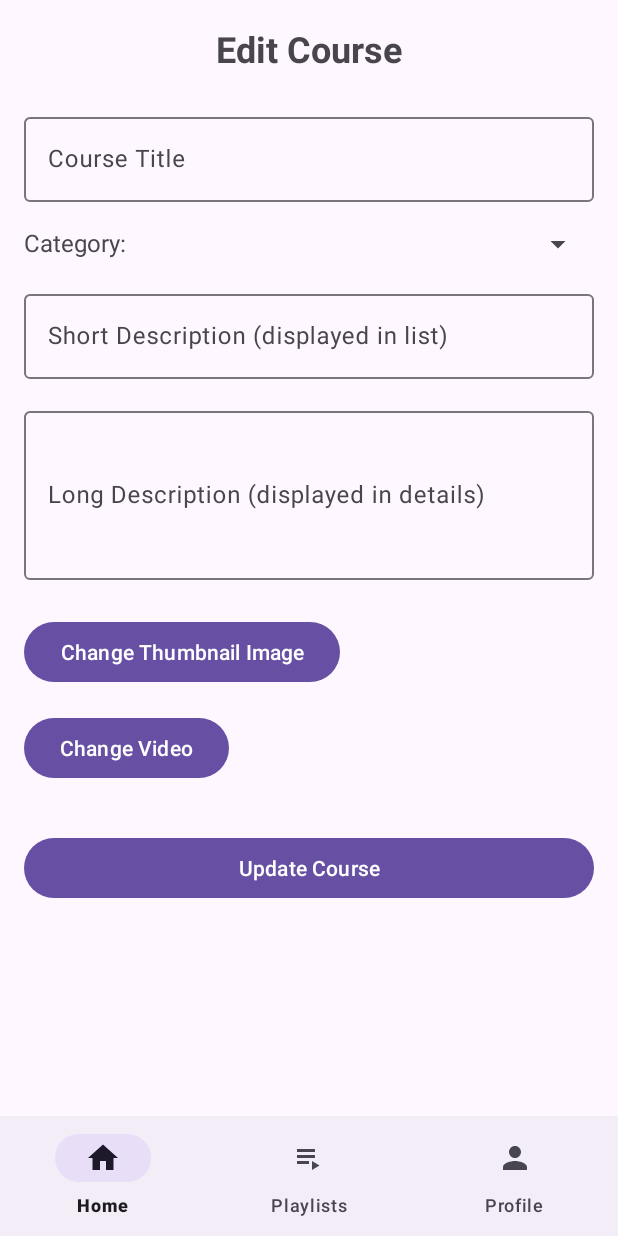
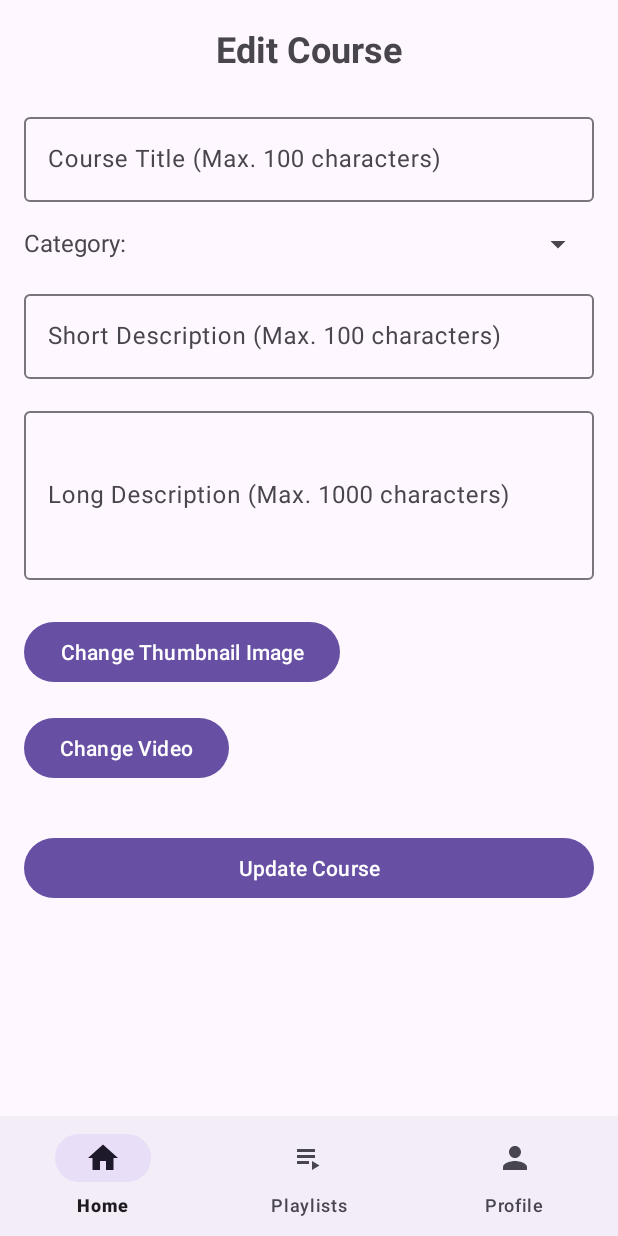
Before and after one commit to Tomzlee/CourseSharingApp, an Android app: the fragment EditCourseFragment placed in its activity, on a phone screen of 412 x 824 dp. Run offline under Robolectric (Android 15) with nearby library versions, the phone set to English and light mode, and no system bars; our stand-ins replace Firebase (no records; nobody signed in at launch, a user with empty details on screens opened directly), navigation-ui; 1 statement that could not run was skipped.

Commit message:
Capped description and title lengths

```diff
--- a/app/src/main/res/layout/dialog_create_playlist.xml
+++ b/app/src/main/res/layout/dialog_create_playlist.xml
@@ -29,7 +29,8 @@
             android:id="@+id/playlist_title_et"
             android:layout_width="match_parent"
             android:layout_height="wrap_content"
-            android:hint="Playlist Title"
+            android:maxLength="100"
+            android:hint="Playlist Title (Max. 100 characters)"
             android:inputType="text"
             android:maxLines="1" />
     </com.google.android.material.textfield.TextInputLayout>
@@ -47,7 +48,8 @@
             android:id="@+id/playlist_description_et"
             android:layout_width="match_parent"
             android:layout_height="wrap_content"
-            android:hint="Description (optional)"
+            android:maxLength="1000"
+            android:hint="Description (Optional, Max. 1000 characters)"
             android:inputType="textMultiLine"
             android:maxLines="3" />
     </com.google.android.material.textfield.TextInputLayout>
--- a/app/src/main/res/layout/dialog_edit_playlist.xml
+++ b/app/src/main/res/layout/dialog_edit_playlist.xml
@@ -29,7 +29,8 @@
             android:id="@+id/playlist_title_et"
             android:layout_width="match_parent"
             android:layout_height="wrap_content"
-            android:hint="Playlist Title"
+            android:hint="Playlist Title (Max. 100 characters)"
+            android:maxLength="100"
             android:inputType="text"
             android:maxLines="1" />
     </com.google.android.material.textfield.TextInputLayout>
@@ -47,7 +48,8 @@
             android:id="@+id/playlist_description_et"
             android:layout_width="match_parent"
             android:layout_height="wrap_content"
-            android:hint="Description (optional)"
+            android:maxLength="1000"
+            android:hint="Description (Optional, Max. 1000 characters)"
             android:inputType="textMultiLine"
             android:maxLines="3" />
     </com.google.android.material.textfield.TextInputLayout>
--- a/app/src/main/res/layout/fragment_edit_course.xml
+++ b/app/src/main/res/layout/fragment_edit_course.xml
@@ -35,7 +35,8 @@
                 android:id="@+id/course_title_et"
                 android:layout_width="match_parent"
                 android:layout_height="wrap_content"
-                android:hint="Course Title"
+                android:maxLength="100"
+                android:hint="Course Title (Max. 100 characters)"
                 android:inputType="text" />
         </com.google.android.material.textfield.TextInputLayout>
 
@@ -73,7 +74,8 @@
                 android:id="@+id/short_description_et"
                 android:layout_width="match_parent"
                 android:layout_height="wrap_content"
-                android:hint="Short Description (displayed in list)"
+                android:maxLength="100"
+                android:hint="Short Description (Max. 100 characters)"
                 android:inputType="textMultiLine"
                 android:maxLines="3" />
         </com.google.android.material.textfield.TextInputLayout>
@@ -91,7 +93,8 @@
                 android:id="@+id/long_description_et"
                 android:layout_width="match_parent"
                 android:layout_height="wrap_content"
-                android:hint="Long Description (displayed in details)"
+                android:maxLength="1000"
+                android:hint="Long Description (Max. 1000 characters)"
                 android:inputType="textMultiLine"
                 android:minLines="4" />
         </com.google.android.material.textfield.TextInputLayout>
```
Also changed, not shown: app/src/main/res/layout/fragment_upload_course.xml (+6 -3 lines).
